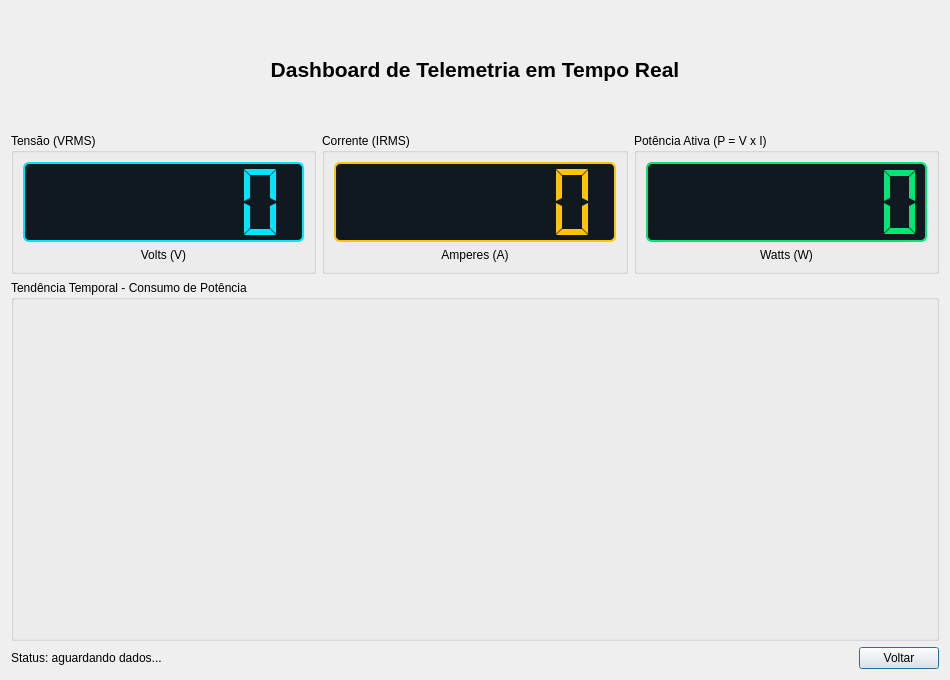
Above: ui/dashboard_window.ui from Zennin15/Sistema-de-Supervisao-e-Controle-Desktop before the change. Below: the same form after it.
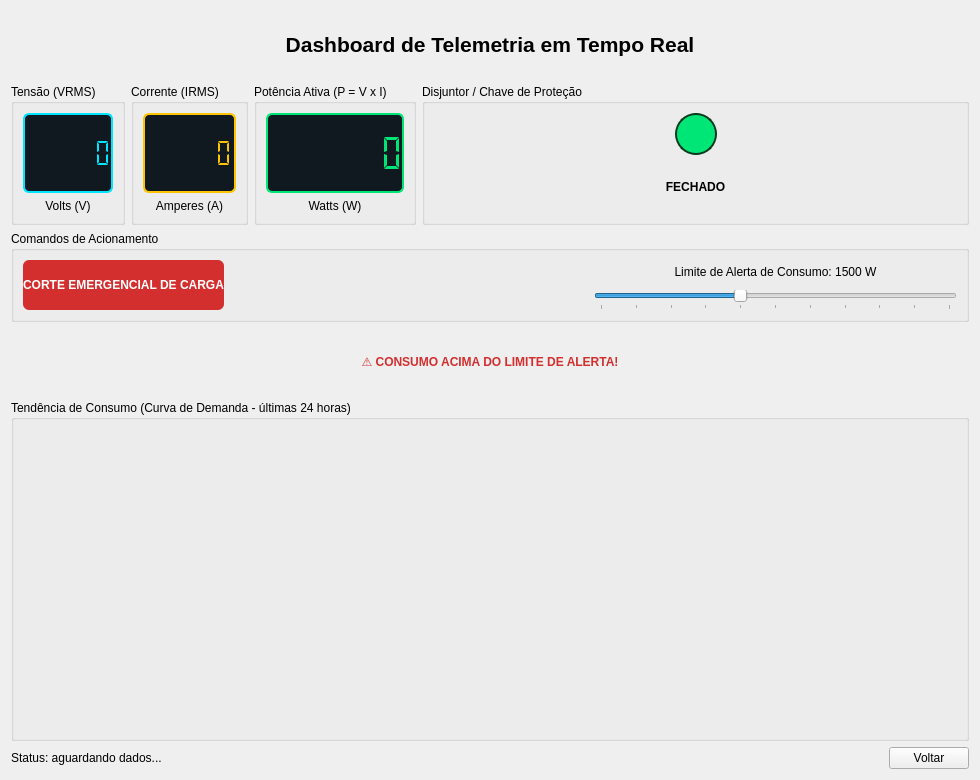
That is the form after the change.

Commit message: Melhoria no dashboard

What changed in the file:
```diff
--- a/ui/dashboard_window.ui
+++ b/ui/dashboard_window.ui
@@ -6,8 +6,8 @@
    <rect>
     <x>0</x>
     <y>0</y>
-    <width>950</width>
-    <height>680</height>
+    <width>980</width>
+    <height>780</height>
    </rect>
   </property>
   <property name="windowTitle">
@@ -155,12 +155,200 @@
        </layout>
       </widget>
      </item>
+     <item>
+      <widget class="QGroupBox" name="groupBoxDisjuntor">
+       <property name="title">
+        <string>Disjuntor / Chave de Proteção</string>
+       </property>
+       <layout class="QVBoxLayout" name="verticalLayoutDisjuntor">
+        <item>
+         <layout class="QHBoxLayout" name="horizontalLayoutLed">
+          <item>
+           <spacer name="horizontalSpacerLedEsq">
+            <property name="orientation">
+             <enum>Qt::Horizontal</enum>
+            </property>
+            <property name="sizeHint" stdset="0">
+             <size>
+              <width>10</width>
+              <height>20</height>
+             </size>
+            </property>
+           </spacer>
+          </item>
+          <item>
+           <widget class="QLabel" name="labelLedDisjuntor">
+            <property name="minimumSize">
+             <size>
+              <width>42</width>
+              <height>42</height>
+             </size>
+            </property>
+            <property name="maximumSize">
+             <size>
+              <width>42</width>
+              <height>42</height>
+             </size>
+            </property>
+            <property name="styleSheet">
+             <string notr="true">QLabel { background-color: #00E676; border: 2px solid #0a3d1f; border-radius: 21px; }</string>
+            </property>
+            <property name="text">
+             <string/>
+            </property>
+           </widget>
+          </item>
+          <item>
+           <spacer name="horizontalSpacerLedDir">
+            <property name="orientation">
+             <enum>Qt::Horizontal</enum>
+            </property>
+            <property name="sizeHint" stdset="0">
+             <size>
+              <width>10</width>
+              <height>20</height>
+             </size>
+            </property>
+           </spacer>
+          </item>
+         </layout>
+        </item>
+        <item>
+         <widget class="QLabel" name="labelTextoDisjuntor">
+          <property name="font">
+           <font>
+            <bold>true</bold>
+           </font>
+          </property>
+          <property name="text">
+           <string>FECHADO</string>
+          </property>
+          <property name="alignment">
+           <set>Qt::AlignCenter</set>
+          </property>
+         </widget>
+        </item>
+       </layout>
+      </widget>
+     </item>
     </layout>
    </item>
+   <item>
+    <widget class="QGroupBox" name="groupBoxComandos">
+     <property name="title">
+      <string>Comandos de Acionamento</string>
+     </property>
+     <layout class="QHBoxLayout" name="horizontalLayoutComandos">
+      <item>
+       <widget class="QPushButton" name="botaoCorteEmergencial">
+        <property name="minimumSize">
+         <size>
+          <width>0</width>
+          <height>50</height>
+         </size>
+        </property>
+        <property name="font">
+         <font>
+          <bold>true</bold>
+         </font>
+        </property>
+        <property name="styleSheet">
+         <string notr="true">QPushButton { background-color: #D32F2F; color: white; border-radius: 6px; } QPushButton:hover { background-color: #B71C1C; }</string>
+        </property>
+        <property name="text">
+         <string>CORTE EMERGENCIAL DE CARGA</string>
+        </property>
+       </widget>
+      </item>
+      <item>
+       <spacer name="horizontalSpacerComandos">
+        <property name="orientation">
+         <enum>Qt::Horizontal</enum>
+        </property>
+        <property name="sizeHint" stdset="0">
+         <size>
+          <width>40</width>
+          <height>20</height>
+         </size>
+        </property>
+       </spacer>
+      </item>
+      <item>
+       <layout class="QVBoxLayout" name="verticalLayoutLimite">
+        <item>
+         <widget class="QLabel" name="labelLimiteAlerta">
+          <property name="text">
+           <string>Limite de Alerta de Consumo: 1500 W</string>
+          </property>
+          <property name="alignment">
+           <set>Qt::AlignCenter</set>
+          </property>
+         </widget>
+        </item>
+        <item>
+         <widget class="QSlider" name="sliderLimiteAlerta">
+          <property name="minimumSize">
+           <size>
+            <width>260</width>
+            <height>0</height>
+           </size>
+          </property>
+          <property name="minimum">
+           <number>500</number>
+          </property>
+          <property name="maximum">
+           <number>3000</number>
+          </property>
+          <property name="singleStep">
+           <number>50</number>
+          </property>
+          <property name="pageStep">
+           <number>100</number>
+          </property>
+          <property name="value">
+           <number>1500</number>
+          </property>
+          <property name="orientation">
+           <enum>Qt::Horizontal</enum>
+          </property>
+          <property name="tickPosition">
+           <enum>QSlider::TickPosition::TicksBelow</enum>
+          </property>
+          <property name="tickInterval">
+           <number>250</number>
+          </property>
+         </widget>
+        </item>
+       </layout>
+      </item>
+     </layout>
+    </widget>
+   </item>
+   <item>
+    <widget class="QLabel" name="labelAlerta">
+     <property name="font">
+      <font>
+       <bold>true</bold>
+      </font>
+     </property>
+     <property name="styleSheet">
+      <string notr="true">QLabel { color: #D32F2F; }</string>
+     </property>
+     <property name="text">
+      <string>⚠ CONSUMO ACIMA DO LIMITE DE ALERTA!</string>
+     </property>
+     <property name="alignment">
+      <set>Qt::AlignCenter</set>
+     </property>
+     <property name="visible">
+      <bool>false</bool>
+     </property>
+    </widget>
+   </item>
    <item>
     <widget class="QGroupBox" name="groupBoxGrafico">
      <property name="title">
-      <string>Tendência Temporal - Consumo de Potência</string>
+      <string>Tendência de Consumo (Curva de Demanda - últimas 24 horas)</string>
      </property>
      <layout class="QVBoxLayout" name="verticalLayoutGrafico">
       <item>
@@ -168,7 +356,7 @@
         <property name="minimumSize">
          <size>
           <width>0</width>
-          <height>320</height>
+          <height>300</height>
          </size>
         </property>
         <layout class="QVBoxLayout" name="verticalLayoutGraficoContainer">
```
The commit also changes 16 other files.
